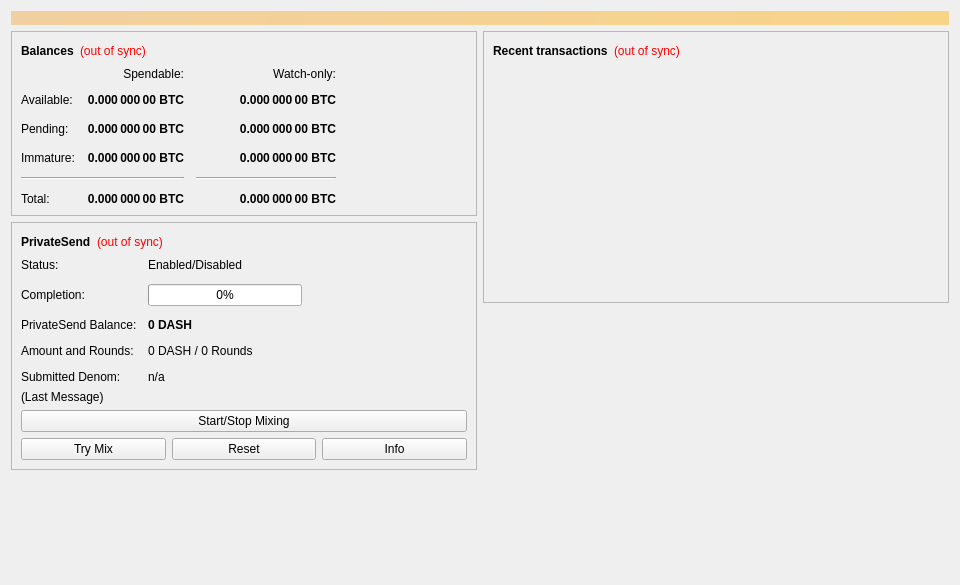
Above: src/qt/forms/overviewpage.ui from qazxswqw/w before the change. Below: the same form after it.
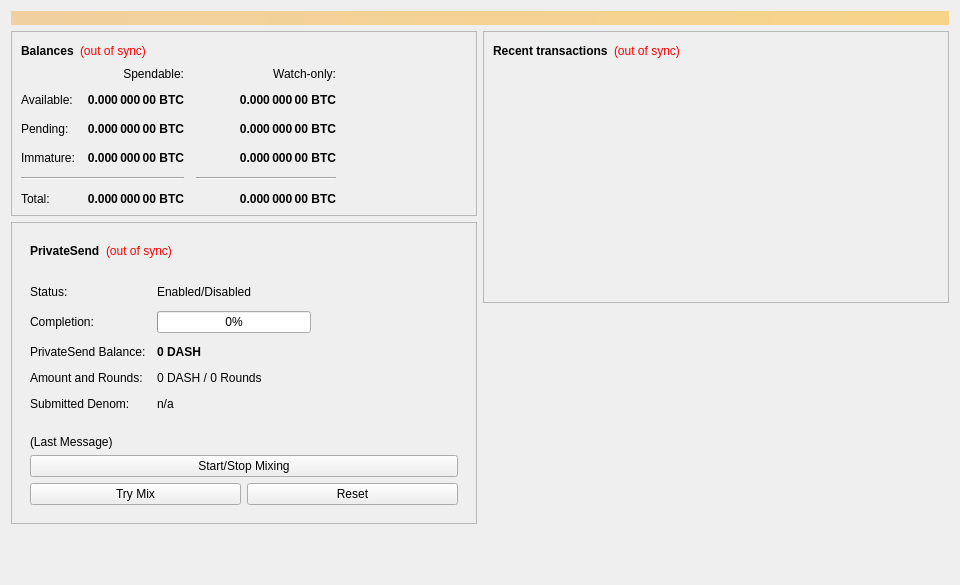
That is the form after the change.

Patch:
```diff
--- a/src/qt/forms/overviewpage.ui
+++ b/src/qt/forms/overviewpage.ui
@@ -405,6 +405,7 @@
          </property>
          <layout class="QVBoxLayout" name="VerticalLayout_PS1">
           <item>
+           <widget class="QWidget" name="layoutWidgetPrivateSendHeader">
            <layout class="QHBoxLayout" name="horizontalLayout_5">
             <item>
              <widget class="QLabel" name="labelPrivateSendHeader">
@@ -449,8 +450,10 @@
              </spacer>
             </item>
            </layout>
+           </widget>
           </item>
           <item>
+           <widget class="QWidget" name="privateSendFormLayoutWidget">
            <layout class="QFormLayout" name="privateSendFormLayout">
             <property name="fieldGrowthPolicy">
              <enum>QFormLayout::AllNonFixedFieldsGrow</enum>
@@ -547,8 +550,10 @@
              </widget>
             </item>
            </layout>
+           </widget>
           </item>
           <item>
+           <widget class="QWidget" name="layoutWidgetLastMessageAndButtons">
            <layout class="QVBoxLayout" name="VerticalLayout_PS">
             <item>
              <widget class="QLabel" name="labelPrivateSendLastMessage">
@@ -613,25 +618,10 @@
                 </property>
                </widget>
               </item>
-              <item>
-               <widget class="QPushButton" name="privateSendInfo">
-                <property name="sizePolicy">
-                 <sizepolicy hsizetype="MinimumExpanding" vsizetype="Fixed">
-                  <horstretch>0</horstretch>
-                  <verstretch>0</verstretch>
-                 </sizepolicy>
-                </property>
-                <property name="toolTip">
-                 <string>Information about PrivateSend and Mixing</string>
-                </property>
-                <property name="text">
-                 <string>Info</string>
-                </property>
-               </widget>
-              </item>
-             </layout>
-            </item>
-           </layout>
+              </layout>
+             </item>
+            </layout>
+           </widget>
           </item>
          </layout>
         </widget>
```
Lines whose indentation alone changed are shown as unchanged.
